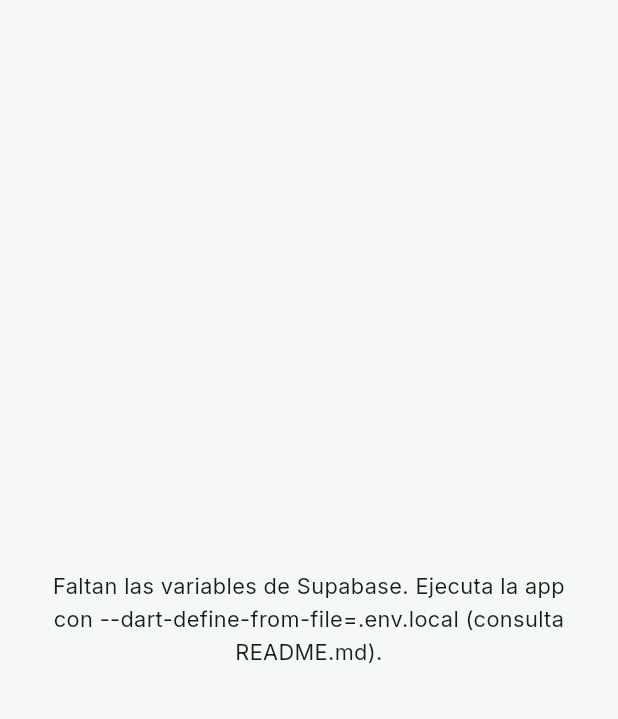
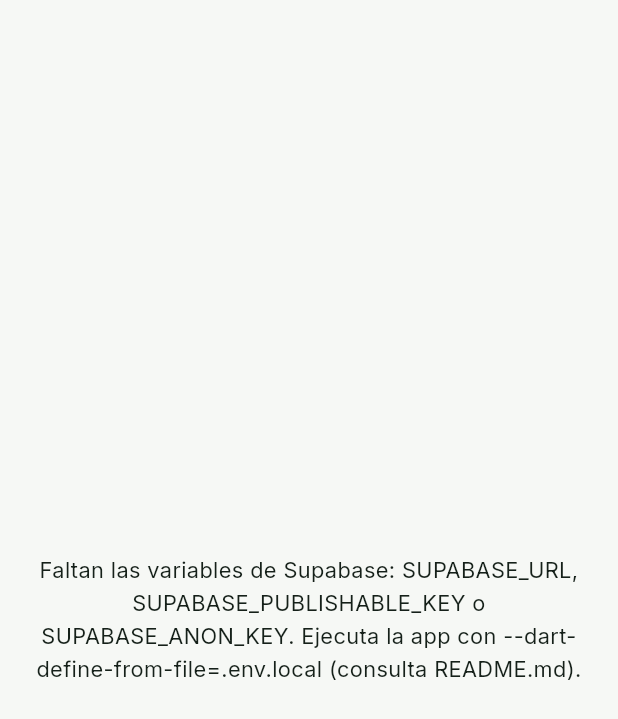
Before and after one commit to aarmoli11-droid/DiaUno, a Flutter app: the screen it shows after launch, on a phone screen of 412 x 824 dp. Shown: the top 719 px of the screen. Run offline on Flutter 3.47's test engine with Material 3 defaults, Android fonts, the phone set to English and light mode, and no system bars; our stand-ins replace connectivity_plus, flutter_riverpod, go_router, google_fonts, hive_ce_flutter, supabase_flutter and 1 more; accounts and stored records are empty.

Commit message:
feat(auth): complete password recovery flow and config validation

```diff
--- a/lib/core/config/env.dart
+++ b/lib/core/config/env.dart
@@ -24,12 +24,34 @@ class Env {
     defaultValue: false,
   );
 
-  static bool get isConfigured =>
-      supabaseUrl.isNotEmpty && supabaseAnonKey.isNotEmpty;
+  /// Esquema registrado en AndroidManifest.xml e Info.plist y añadido a
+  /// `additional_redirect_urls` en Supabase Auth.
+  static const String authRedirectUrl = 'diauno://auth/recovery';
 
   /// Preferimos la clave publicable cuando está disponible; la anon legacy
   /// sigue siendo válida y se mantiene como compatibilidad.
   static String get apiKey => supabasePublishableKey.isNotEmpty
       ? supabasePublishableKey
       : supabaseAnonKey;
+
+  /// Variables que faltan para poder inicializar Supabase.
+  static List<String> get missingVariables {
+    final missing = <String>[];
+    if (supabaseUrl.isEmpty) missing.add('SUPABASE_URL');
+    if (apiKey.isEmpty) {
+      missing.add('SUPABASE_PUBLISHABLE_KEY o SUPABASE_ANON_KEY');
+    }
+    return missing;
+  }
+
+  static bool get isConfigured => missingVariables.isEmpty;
+
+  /// Mensaje único y comprobable para la pantalla de configuración pendiente.
+  static String messageForMissing(List<String> missing) {
+    if (missing.isEmpty) return '';
+    return 'Faltan las variables de Supabase: ${missing.join(', ')}. '
+        'Ejecuta la app con --dart-define-from-file=.env.local (consulta README.md).';
+  }
+
+  static String get configurationMessage => messageForMissing(missingVariables);
 }
--- a/lib/main.dart
+++ b/lib/main.dart
@@ -14,11 +14,7 @@ Future<void> main() async {
   if (Env.isConfigured) {
     await Supabase.initialize(
       url: Env.supabaseUrl,
-      publishableKey: Env.supabasePublishableKey.isNotEmpty
-          ? Env.supabasePublishableKey
-          : null,
-      // ignore: deprecated_member_use
-      anonKey: Env.supabaseAnonKey.isNotEmpty ? Env.supabaseAnonKey : null,
+      publishableKey: Env.apiKey,
       debug: false,
     );
   }
@@ -35,13 +31,12 @@ class DiaUnoApp extends ConsumerWidget {
       return MaterialApp(
         title: 'Configuración pendiente',
         theme: AppTheme.light(),
-        home: const Scaffold(
+        home: Scaffold(
           body: Center(
             child: Padding(
-              padding: EdgeInsets.all(24),
+              padding: const EdgeInsets.all(24),
               child: Text(
-                'Faltan las variables de Supabase. Ejecuta la app con '
-                '--dart-define-from-file=.env.local (consulta README.md).',
+                Env.configurationMessage,
                 textAlign: TextAlign.center,
               ),
             ),
```
Also changed, not shown: lib/core/router/app_router.dart (+19 -1 lines), lib/features/auth/application/auth_controller.dart (+49 -0 lines), lib/features/auth/data/auth_repository.dart (+6 -1 lines), lib/features/auth/presentation/auth_screens.dart (+92 -1 lines), 3 other files.
